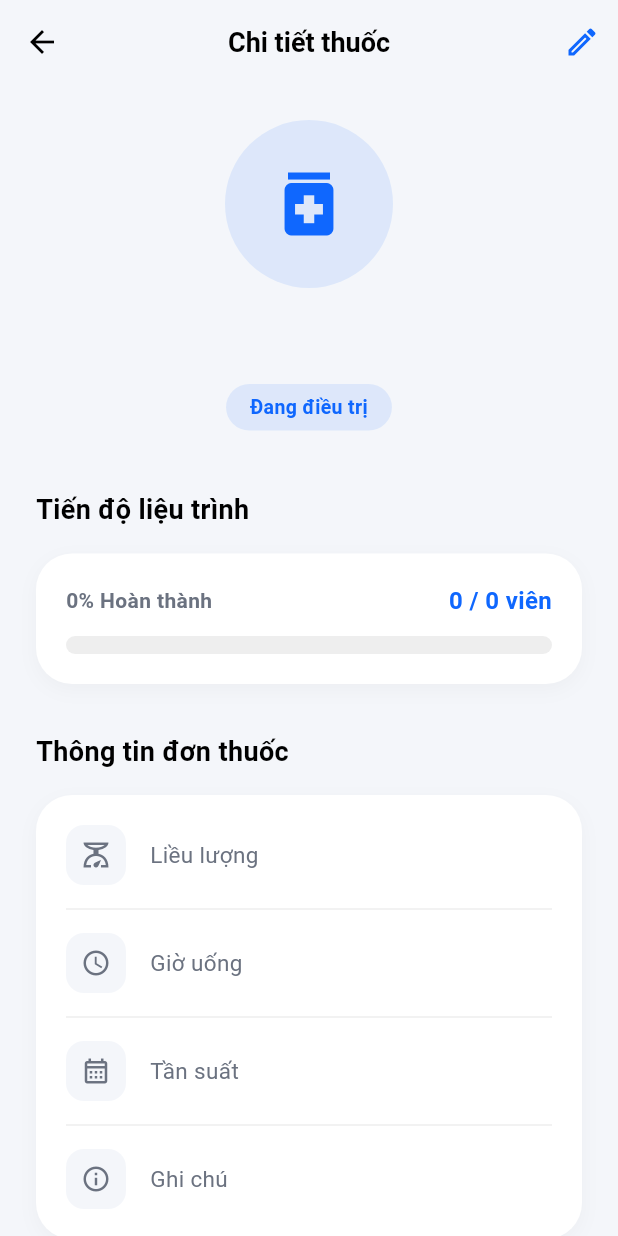
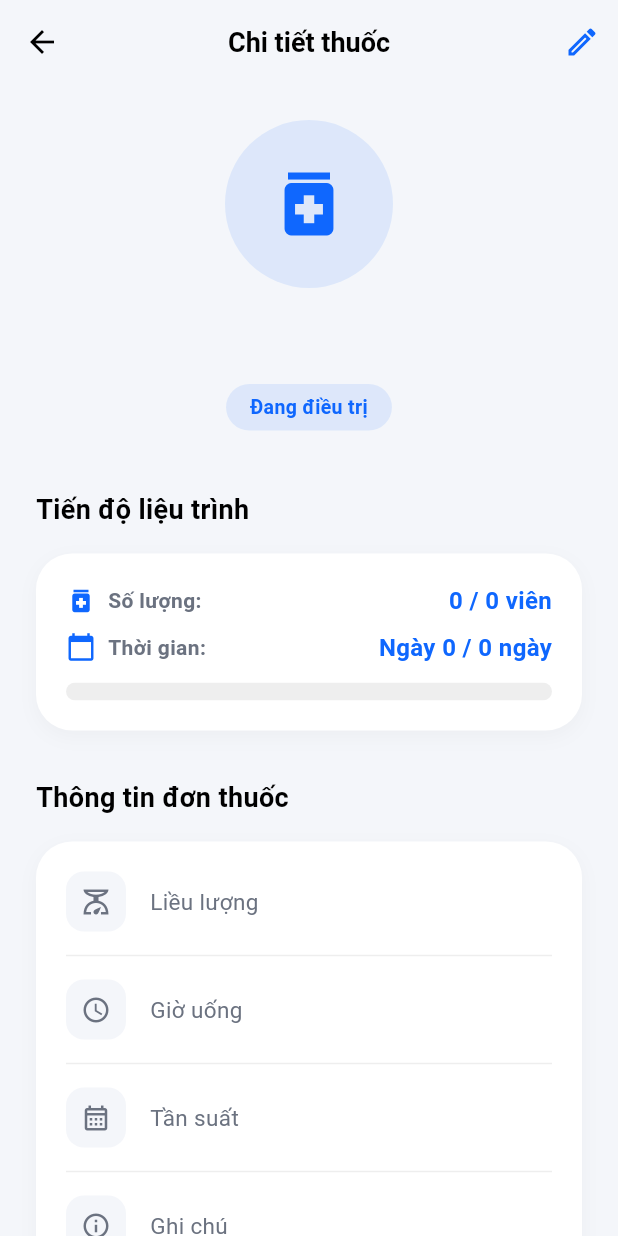
Before and after one commit to HuyTuan-2005/wellness-app, a Flutter app: the MedicationDetailScreen screen opened directly with empty values, on a phone screen of 412 x 824 dp. Run offline on Flutter 3.47's test engine with Material 3 defaults, Android fonts, the phone set to English and light mode, and no system bars; our stand-ins replace cloud_firestore, firebase_auth, firebase_core, fl_chart, flutter_local_notifications, flutter_svg and 4 more; accounts and stored records are empty.

Commit message:
fix(medication): cập nhật logic tính số ngày điều trị chuẩn y khoa bằng liều lượng

```diff
--- a/lib/features/medication/screens/medication_detail_screen.dart
+++ b/lib/features/medication/screens/medication_detail_screen.dart
@@ -1,5 +1,7 @@
+import 'dart:math';
 import 'package:flutter/material.dart';
 import 'package:wellness_app/core/theme/app_colors.dart';
+import 'package:wellness_app/features/medication/controller/medication_controller.dart';
 
 class MedicationDetailScreen extends StatelessWidget {
   final String name;
@@ -10,6 +12,7 @@ class MedicationDetailScreen extends StatelessWidget {
   final String notes;
   final int takenQuantity;
   final int totalQuantity;
+  final int durationDays;
 
   const MedicationDetailScreen({
     super.key,
@@ -21,11 +24,15 @@ class MedicationDetailScreen extends StatelessWidget {
     required this.notes,
     required this.takenQuantity,
     required this.totalQuantity,
+    required this.durationDays,
   });
 
   @override
   Widget build(BuildContext context) {
     double progress = totalQuantity > 0 ? (takenQuantity / totalQuantity) : 0;
+    int dosePerTime = MedicationController.parseDoseAmount(dosage);
+    int calculatedDay = dosePerTime > 0 ? (takenQuantity / dosePerTime).floor() : 0;
+    int currentDay = min(calculatedDay, durationDays);
 
     // Xác định màu sắc và text theo trạng thái
     String badgeText;
@@ -148,17 +155,44 @@ class MedicationDetailScreen extends StatelessWidget {
               child: Column(
                 children: [
                   Row(
-                    mainAxisAlignment: MainAxisAlignment.spaceBetween,
                     children: [
+                      Icon(Icons.medication, color: AppColors.primary, size: 20),
+                      const SizedBox(width: 8),
                       Text(
-                        "${(progress * 100).toInt()}% Hoàn thành",
+                        "Số lượng:",
                         style: TextStyle(
                           color: AppColors.textSecondary,
                           fontWeight: FontWeight.w600,
                         ),
                       ),
+                      const Spacer(),
                       Text(
                         "$takenQuantity / $totalQuantity viên",
+                        style: TextStyle(
+                          color: AppColors.primary,
+                          fontWeight: FontWeight.bold,
+                          fontSize: 16,
+                        ),
+                      ),
+                    ],
+                  ),
+                  const SizedBox(height: 8),
+                  Row(
+                    children: [
+                      Icon(Icons.calendar_today, color: AppColors.primary, size: 20),
+                      const SizedBox(width: 8),
+                      Text(
+                        "Thời gian:",
+                        style: TextStyle(
+                          color: AppColors.textSecondary,
+                          fontWeight: FontWeight.w600,
+                        ),
+                      ),
+                      const Spacer(),
+                      Text(
+                        (currentDay == durationDays && status == "completed")
+                            ? "Đã hoàn thành liệu trình"
+                            : "Ngày $currentDay / $durationDays ngày",
                         style: TextStyle(
                           color: AppColors.primary,
                           fontWeight: FontWeight.bold,
--- a/lib/features/medication/screens/medication_list_screen.dart
+++ b/lib/features/medication/screens/medication_list_screen.dart
@@ -185,6 +185,7 @@ class _MedicationListScreenState extends State<MedicationListScreen> {
                                             notes: med.notes,
                                             takenQuantity: med.takenQuantity,
                                             totalQuantity: med.totalQuantity,
+                                            durationDays: med.durationDays,
                                           ),
                                     ),
                                   ).then((_) => _loadMedications());
```
